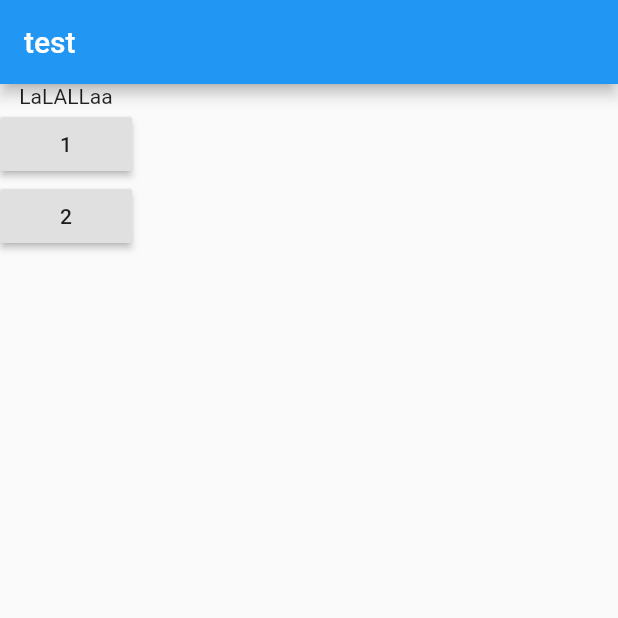
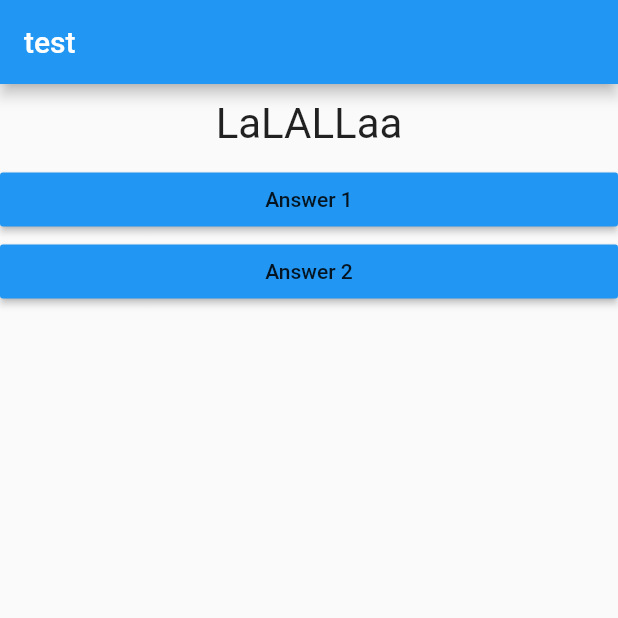
Before and after one commit to pri-branbilla/quiz, a Flutter app: the screen it shows after launch, on a phone screen of 412 x 824 dp, the top half of it. Run offline on Flutter 3.47's test engine with Material 2 defaults, Android fonts, the phone set to English and light mode, and no system bars.

Commit message:
add answer widget and styles

```diff
--- /dev/null
+++ b/lib/answer.dart
@@ -0,0 +1,19 @@
+import 'package:flutter/material.dart';
+
+class Answer extends StatelessWidget {
+  Function handleChoice;
+  String buttonText;
+
+  Answer(this.buttonText, this.handleChoice);
+
+  @override
+  Widget build(BuildContext context) {
+    return Container(
+        width: double.infinity,
+        child: RaisedButton(
+          child: Text(buttonText),
+          onPressed: handleChoice,
+          color: Colors.blue,
+        ));
+  }
+}
--- a/lib/main.dart
+++ b/lib/main.dart
@@ -1,4 +1,5 @@
 import 'package:flutter/material.dart';
+import 'package:flutter_complete_guide/answer.dart';
 import 'package:flutter_complete_guide/question.dart';
 
 void main() => runApp(MyApp());
@@ -31,14 +32,8 @@ class _MyAppState extends State<MyApp> {
       body: Column(
         children: [
           Question(strings[_questionIndex]),
-          RaisedButton(
-            child: Text('1'),
-            onPressed: _answerQuestion,
-          ),
-          RaisedButton(
-            child: Text('2'),
-            onPressed: _answerQuestion,
-          ),
+          Answer('Answer 1', _answerQuestion),
+          Answer('Answer 2', _answerQuestion),
         ],
       ),
     ));
--- a/lib/question.dart
+++ b/lib/question.dart
@@ -7,6 +7,15 @@ class Question extends StatelessWidget {
 
   @override
   Widget build(BuildContext context) {
-    return Text(this.questionText);
+    // return Text(this.questionText);
+    return Container(
+      width: double.infinity,
+      margin: EdgeInsets.all(10),
+      child: Text(
+        questionText,
+        style: TextStyle(fontSize: 28),
+        textAlign: TextAlign.center,
+      ),
+    );
   }
 }
```
